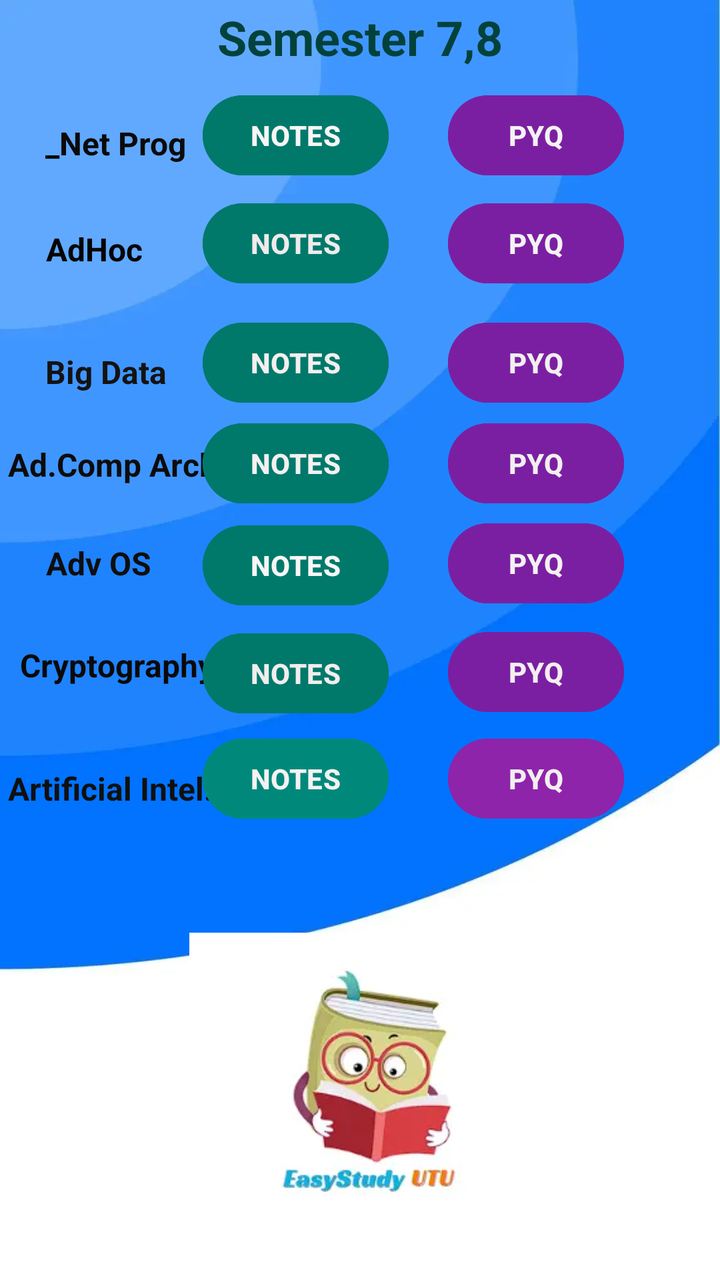
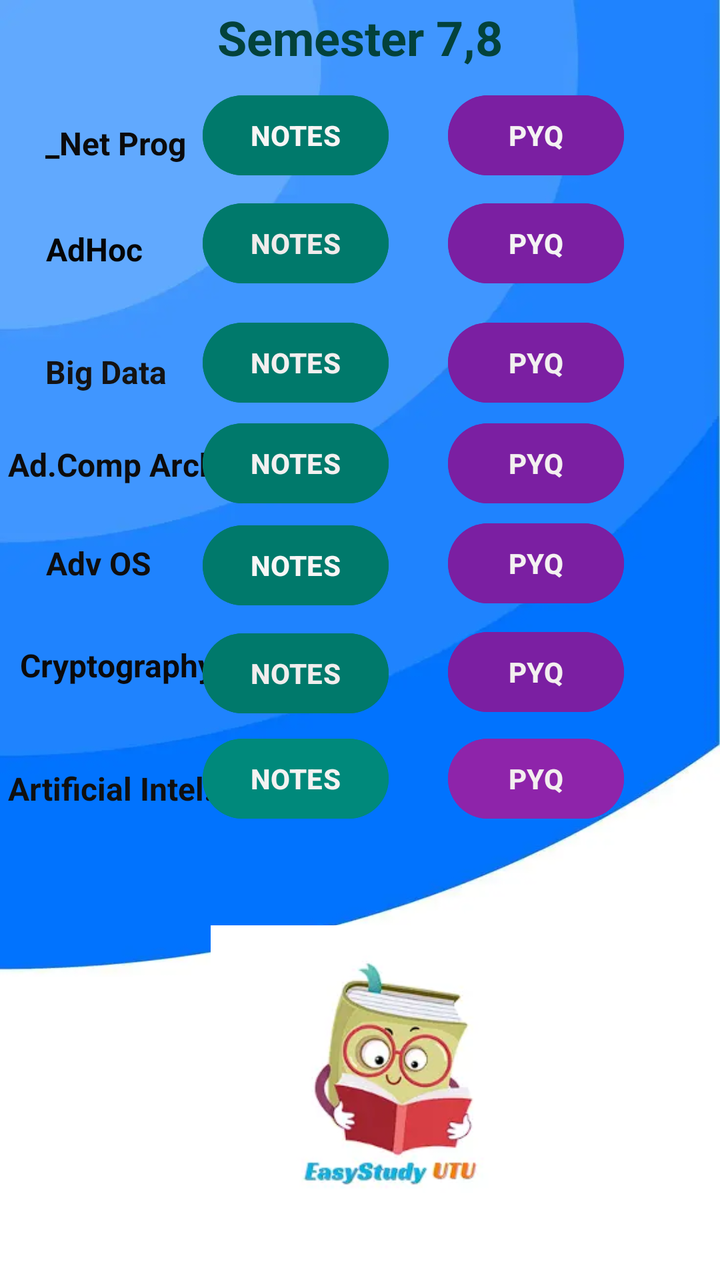

The first picture is an Android layout as it rendered before a commit; the second is the same layout after the commit. The layout source and the unified diff follow.
<!-- AndroidManifest.xml: application theme Theme.EasyStudyUTU -->
<!-- res/layout/activity_fourth_year.xml -->
<?xml version="1.0" encoding="utf-8"?>
<androidx.constraintlayout.widget.ConstraintLayout xmlns:android="http://schemas.android.com/apk/res/android"
    xmlns:app="http://schemas.android.com/apk/res-auto"
    xmlns:tools="http://schemas.android.com/tools"
    style="d"
    android:layout_width="match_parent"
    android:layout_height="match_parent"
    android:background="@drawable/background2"
    android:foregroundTint="#00897B"
    tools:context=".FourthYear">


    <TextView
        android:id="@+id/textView30"
        android:layout_width="wrap_content"
        android:layout_height="wrap_content"
        android:text="Cryptography"
        android:textColor="#0B0A0A"
        android:textSize="16dp"
        android:textStyle="bold"
        app:layout_constraintBottom_toBottomOf="parent"
        app:layout_constraintEnd_toEndOf="parent"
        app:layout_constraintHorizontal_bias="0.038"
        app:layout_constraintStart_toStartOf="parent"
        app:layout_constraintTop_toTopOf="parent"
        app:layout_constraintVertical_bias="0.52" />

    <Button
        android:id="@+id/adhocpyq"
        android:layout_width="wrap_content"
        android:layout_height="wrap_content"
        android:backgroundTint="#7B1FA2"
        android:text="PYQ"
        android:textColor="#F4F3F3"
        android:textStyle="bold"
        app:layout_constraintBottom_toBottomOf="parent"
        app:layout_constraintEnd_toEndOf="parent"
        app:layout_constraintHorizontal_bias="0.823"
        app:layout_constraintStart_toStartOf="parent"
        app:layout_constraintTop_toTopOf="parent"
        app:layout_constraintVertical_bias="0.165" />

    <TextView
        android:id="@+id/textView25"
        android:layout_width="wrap_content"
        android:layout_height="wrap_content"
        android:foregroundTint="#F44336"
        android:text="Semester 7,8"
        android:textColor="#03423B"
        android:textSize="24dp"
        android:textStyle="bold"
        app:layout_constraintBottom_toBottomOf="parent"
        app:layout_constraintEnd_toEndOf="parent"
        app:layout_constraintStart_toStartOf="parent"
        app:layout_constraintTop_toTopOf="parent"
        app:layout_constraintVertical_bias="0.004" />

    <TextView
        android:id="@+id/textView26"
        android:layout_width="wrap_content"
        android:layout_height="wrap_content"
        android:text="_Net Prog"
        android:textColor="#0B0B0B"
        android:textSize="16dp"
        android:textStyle="bold"
        app:layout_constraintBottom_toBottomOf="parent"
        app:layout_constraintEnd_toEndOf="parent"
        app:layout_constraintHorizontal_bias="0.078"
        app:layout_constraintStart_toStartOf="parent"
        app:layout_constraintTop_toTopOf="parent"
        app:layout_constraintVertical_bias="0.098" />

    <Button
        android:id="@+id/dotnetnotes"
        android:layout_width="wrap_content"
        android:layout_height="wrap_content"
        android:backgroundTint="#00796B"
        android:text="NOTES"
        android:textColor="#F8F5F5"
        android:textStyle="bold"
        app:layout_constraintBottom_toBottomOf="parent"
        app:layout_constraintEnd_toEndOf="parent"
        app:layout_constraintHorizontal_bias="0.38"
        app:layout_constraintStart_toStartOf="parent"
        app:layout_constraintTop_toTopOf="parent"
        app:layout_constraintVertical_bias="0.074" />

    <Button
        android:id="@+id/dotnetpyq"
        android:layout_width="wrap_content"
        android:layout_height="wrap_content"
        android:backgroundTint="#7B1FA2"
        android:text="PYQ"
        android:textColor="#F4F2F2"
        android:textStyle="bold"
        app:layout_constraintBottom_toBottomOf="parent"
        app:layout_constraintEnd_toEndOf="parent"
        app:layout_constraintHorizontal_bias="0.823"
        app:layout_constraintStart_toStartOf="parent"
        app:layout_constraintTop_toTopOf="parent"
        app:layout_constraintVertical_bias="0.074" />

    <TextView
        android:id="@+id/textView27"
        android:layout_width="wrap_content"
        android:layout_height="wrap_content"
        android:text="AdHoc "
        android:textColor="#050505"
        android:textSize="16dp"
        android:textStyle="bold"
        app:layout_constraintBottom_toBottomOf="parent"
        app:layout_constraintEnd_toEndOf="parent"
        app:layout_constraintHorizontal_bias="0.075"
        app:layout_constraintStart_toStartOf="parent"
        app:layout_constraintTop_toTopOf="parent"
        app:layout_constraintVertical_bias="0.184" />

    <Button
        android:id="@+id/adhocnotes"
        android:layout_width="wrap_content"
        android:layout_height="wrap_content"
        android:backgroundTint="#00796B"
        android:text="NOTES"
        android:textColor="#EFEBEB"
        android:textStyle="bold"
        app:layout_constraintBottom_toBottomOf="parent"
        app:layout_constraintEnd_toEndOf="parent"
        app:layout_constraintHorizontal_bias="0.38"
        app:layout_constraintStart_toStartOf="parent"
        app:layout_constraintTop_toTopOf="parent"
        app:layout_constraintVertical_bias="0.165" />

    <TextView
        android:id="@+id/textView28"
        android:layout_width="wrap_content"
        android:layout_height="wrap_content"
        android:text="Big Data"
        android:textAllCaps="false"
        android:textColor="#141313"
        android:textSize="16dp"
        android:textStyle="bold"
        app:layout_constraintBottom_toBottomOf="parent"
        app:layout_constraintEnd_toEndOf="parent"
        app:layout_constraintHorizontal_bias="0.076"
        app:layout_constraintStart_toStartOf="parent"
        app:layout_constraintTop_toTopOf="parent"
        app:layout_constraintVertical_bias="0.283" />

    <Button
        android:id="@+id/bigdatanotes"
        android:layout_width="wrap_content"
        android:layout_height="wrap_content"
        android:backgroundTint="#00796B"
        android:text="NOTES"
        android:textColor="#F3EFEF"
        android:textStyle="bold"
        app:layout_constraintBottom_toBottomOf="parent"
        app:layout_constraintEnd_toEndOf="parent"
        app:layout_constraintHorizontal_bias="0.38"
        app:layout_constraintStart_toStartOf="parent"
        app:layout_constraintTop_toTopOf="parent"
        app:layout_constraintVertical_bias="0.266" />

    <Button
        android:id="@+id/bigdatapyq"
        android:layout_width="wrap_content"
        android:layout_height="wrap_content"
        android:backgroundTint="#7B1FA2"
        android:text="PYQ"
        android:textColor="#F1EFEF"
        android:textStyle="bold"
        app:layout_constraintBottom_toBottomOf="parent"
        app:layout_constraintEnd_toEndOf="parent"
        app:layout_constraintHorizontal_bias="0.823"
        app:layout_constraintStart_toStartOf="parent"
        app:layout_constraintTop_toTopOf="parent"
        app:layout_constraintVertical_bias="0.266" />

    <TextView
        android:id="@+id/textView24"
        android:layout_width="wrap_content"
        android:layout_height="wrap_content"
        android:text="Ad.Comp Arch"
        android:textColor="#0D0C0C"
        android:textSize="16dp"
        android:textStyle="bold"
        app:layout_constraintBottom_toBottomOf="parent"
        app:layout_constraintEnd_toEndOf="parent"
        app:layout_constraintHorizontal_bias="0.016"
        app:layout_constraintStart_toStartOf="parent"
        app:layout_constraintTop_toTopOf="parent"
        app:layout_constraintVertical_bias="0.358" />

    <Button
        android:id="@+id/advcoanotes"
        android:layout_width="wrap_content"
        android:layout_height="wrap_content"
        android:backgroundTint="#00796B"
        android:text="NOTES"
        android:textColor="#F3F0F0"
        android:textStyle="bold"
        app:layout_constraintBottom_toBottomOf="parent"
        app:layout_constraintEnd_toEndOf="parent"
        app:layout_constraintHorizontal_bias="0.38"
        app:layout_constraintStart_toStartOf="parent"
        app:layout_constraintTop_toTopOf="parent"
        app:layout_constraintVertical_bias="0.351" />

    <Button
        android:id="@+id/advcoapyq"
        android:layout_width="wrap_content"
        android:layout_height="wrap_content"
        android:backgroundTint="#7B1FA2"
        android:text="PYQ"
        android:textColor="#F3EFEF"
        android:textStyle="bold"
        app:layout_constraintBottom_toBottomOf="parent"
        app:layout_constraintEnd_toEndOf="parent"
        app:layout_constraintHorizontal_bias="0.823"
        app:layout_constraintStart_toStartOf="parent"
        app:layout_constraintTop_toTopOf="parent"
        app:layout_constraintVertical_bias="0.351" />

    <TextView
        android:id="@+id/textView29"
        android:layout_width="wrap_content"
        android:layout_height="wrap_content"
        android:text="Adv OS"
        android:textColor="#0F0E0E"
        android:textSize="16dp"
        android:textStyle="bold"
        app:layout_constraintBottom_toBottomOf="parent"
        app:layout_constraintEnd_toEndOf="parent"
        app:layout_constraintHorizontal_bias="0.075"
        app:layout_constraintStart_toStartOf="parent"
        app:layout_constraintTop_toTopOf="parent"
        app:layout_constraintVertical_bias="0.438" />

    <Button
        android:id="@+id/advosnotes"
        android:layout_width="wrap_content"
        android:layout_height="wrap_content"
        android:backgroundTint="#00796B"
        android:text="NOTES"
        android:textColor="#F8F6F6"
        android:textStyle="bold"
        app:layout_constraintBottom_toBottomOf="parent"
        app:layout_constraintEnd_toEndOf="parent"
        app:layout_constraintHorizontal_bias="0.38"
        app:layout_constraintStart_toStartOf="parent"
        app:layout_constraintTop_toTopOf="parent"
        app:layout_constraintVertical_bias="0.437" />

    <Button
        android:id="@+id/advospyq"
        android:layout_width="wrap_content"
        android:layout_height="wrap_content"
        android:backgroundTint="#7B1FA2"
        android:text="PYQ"
        android:textColor="#F4F1F1"
        android:textStyle="bold"
        app:layout_constraintBottom_toBottomOf="parent"
        app:layout_constraintEnd_toEndOf="parent"
        app:layout_constraintHorizontal_bias="0.823"
        app:layout_constraintStart_toStartOf="parent"
        app:layout_constraintTop_toTopOf="@+id/textView25"
        app:layout_constraintVertical_bias="0.433" />

    <Button
        android:id="@+id/cryptonotes"
        android:layout_width="wrap_content"
        android:layout_height="wrap_content"
        android:backgroundTint="#00796B"
        android:text="NOTES"
        android:textColor="#F1EDED"
        android:textStyle="bold"
        app:layout_constraintBottom_toBottomOf="parent"
        app:layout_constraintEnd_toEndOf="parent"
        app:layout_constraintHorizontal_bias="0.38"
        app:layout_constraintStart_toStartOf="parent"
        app:layout_constraintTop_toTopOf="parent"
        app:layout_constraintVertical_bias="0.528" />

    <Button
        android:id="@+id/cryptopyq"
        android:layout_width="wrap_content"
        android:layout_height="wrap_content"
        android:backgroundTint="#7B1FA2"
        android:text="PYQ"
        android:textColor="#F3EFEF"
        android:textStyle="bold"
        app:layout_constraintBottom_toBottomOf="parent"
        app:layout_constraintEnd_toEndOf="parent"
        app:layout_constraintHorizontal_bias="0.823"
        app:layout_constraintStart_toStartOf="parent"
        app:layout_constraintTop_toTopOf="@+id/textView25"
        app:layout_constraintVertical_bias="0.525" />

    <ImageView
        android:id="@+id/imageView7"
        android:layout_width="171dp"
        android:layout_height="185dp"
        app:layout_constraintBottom_toBottomOf="parent"
        app:layout_constraintEnd_toEndOf="parent"
        app:layout_constraintStart_toStartOf="parent"
        app:layout_constraintTop_toTopOf="parent"
        app:layout_constraintVertical_bias="1.0"
        app:srcCompat="@drawable/applogo" />

    <TextView
        android:id="@+id/textView31"
        android:layout_width="wrap_content"
        android:layout_height="wrap_content"
        android:backgroundTint="#D81B60"
        android:text="Artificial Intel."
        android:textColor="#101010"
        android:textSize="16dp"
        android:textStyle="bold"
        app:layout_constraintBottom_toBottomOf="parent"
        app:layout_constraintEnd_toEndOf="parent"
        app:layout_constraintHorizontal_bias="0.016"
        app:layout_constraintStart_toStartOf="parent"
        app:layout_constraintTop_toTopOf="parent"
        app:layout_constraintVertical_bias="0.62" />

    <Button
        android:id="@+id/ainotes"
        android:layout_width="wrap_content"
        android:layout_height="wrap_content"
        android:backgroundTint="#00897B"
        android:text="NOTES"
        android:textColor="#F4F2F2"
        android:textStyle="bold"
        app:layout_constraintBottom_toBottomOf="parent"
        app:layout_constraintEnd_toEndOf="parent"
        app:layout_constraintHorizontal_bias="0.38"
        app:layout_constraintStart_toStartOf="parent"
        app:layout_constraintTop_toTopOf="parent"
        app:layout_constraintVertical_bias="0.617" />

    <Button
        android:id="@+id/aipyq"
        android:layout_width="wrap_content"
        android:layout_height="wrap_content"
        android:backgroundTint="#8E24AA"
        android:text="PYQ"
        android:textColor="#F3EFEF"
        android:textStyle="bold"
        app:layout_constraintBottom_toBottomOf="parent"
        app:layout_constraintEnd_toEndOf="parent"
        app:layout_constraintHorizontal_bias="0.823"
        app:layout_constraintStart_toStartOf="parent"
        app:layout_constraintTop_toTopOf="parent"
        app:layout_constraintVertical_bias="0.617" />

</androidx.constraintlayout.widget.ConstraintLayout>
<!-- resources referenced by this layout -->
<resources>
  <!-- drawable applogo: webp bitmap (drawable, 4716 bytes) -->
  <!-- drawable background2: webp bitmap (drawable, 6770 bytes) -->
  <style name="Theme.EasyStudyUTU" parent="Base.Theme.EasyStudyUTU" />
  <style name="Base.Theme.EasyStudyUTU" parent="Theme.Material3.DayNight.NoActionBar">
          
          
      </style>
</resources>

<!-- the commit's change to res/layout/activity_fourth_year.xml (unified diff, before → after) -->
@@ -302,9 +302,10 @@
         android:layout_height="185dp"
         app:layout_constraintBottom_toBottomOf="parent"
         app:layout_constraintEnd_toEndOf="parent"
-        app:layout_constraintStart_toStartOf="parent"
-        app:layout_constraintTop_toTopOf="parent"
-        app:layout_constraintVertical_bias="1.0"
+        app:layout_constraintHorizontal_bias="0.558"
+        app:layout_constraintStart_toStartOf="parent"
+        app:layout_constraintTop_toTopOf="parent"
+        app:layout_constraintVertical_bias="0.992"
         app:srcCompat="@drawable/applogo" />
 
     <TextView
